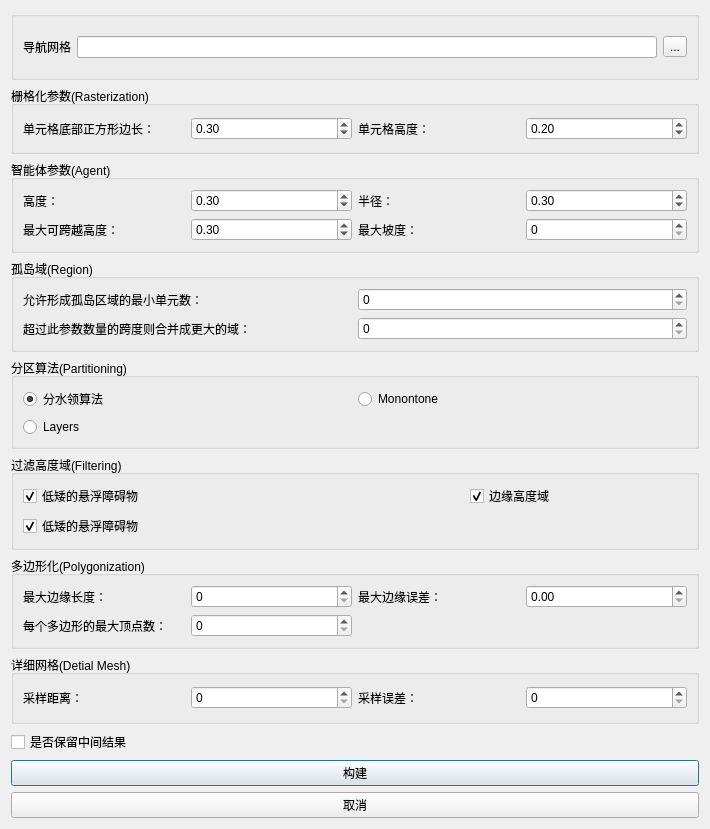
Old version of the form src/Runtime/Widgets/NavMeshParamsDlg.ui in the repository StoneHappy/for_graduation.
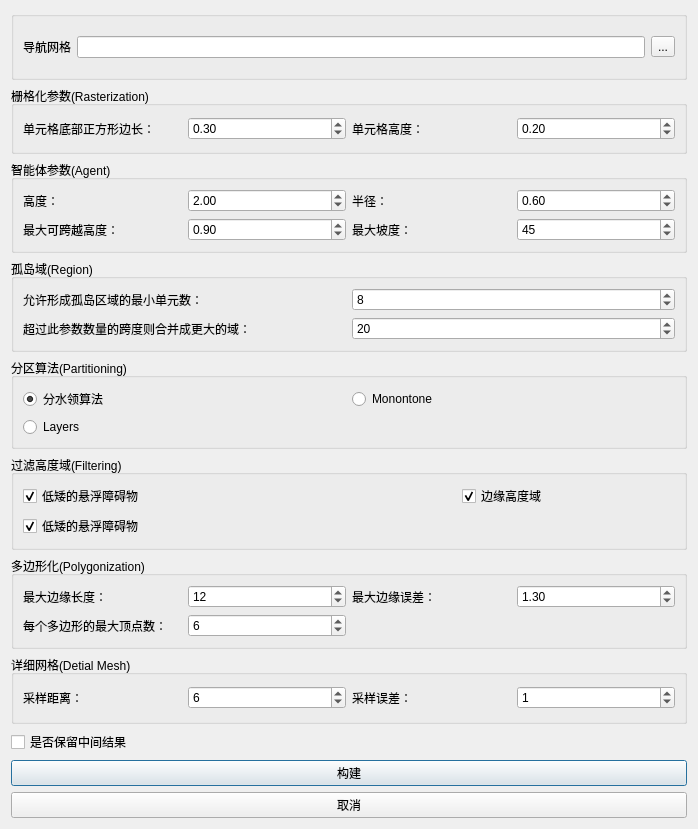
New version of the form.

Commit message: ✨ feat: rcparams ui

Patch:
```diff
--- a/src/Runtime/Widgets/NavMeshParamsDlg.ui
+++ b/src/Runtime/Widgets/NavMeshParamsDlg.ui
@@ -6,7 +6,7 @@
    <rect>
     <x>0</x>
     <y>0</y>
-    <width>710</width>
+    <width>698</width>
     <height>829</height>
    </rect>
   </property>
@@ -111,16 +111,16 @@
       <item row="0" column="3">
        <widget class="QDoubleSpinBox" name="p_agentRadius">
         <property name="minimum">
-         <double>0.100000000000000</double>
+         <double>0.000000000000000</double>
         </property>
         <property name="maximum">
-         <double>1.000000000000000</double>
+         <double>5.000000000000000</double>
         </property>
         <property name="singleStep">
          <double>0.100000000000000</double>
         </property>
         <property name="value">
-         <double>0.300000000000000</double>
+         <double>0.600000000000000</double>
         </property>
        </widget>
       </item>
@@ -137,13 +137,13 @@
          <double>0.100000000000000</double>
         </property>
         <property name="maximum">
-         <double>1.000000000000000</double>
+         <double>5.000000000000000</double>
         </property>
         <property name="singleStep">
          <double>0.100000000000000</double>
         </property>
         <property name="value">
-         <double>0.300000000000000</double>
+         <double>2.000000000000000</double>
         </property>
        </widget>
       </item>
@@ -160,13 +160,13 @@
          <double>0.100000000000000</double>
         </property>
         <property name="maximum">
-         <double>1.000000000000000</double>
+         <double>5.000000000000000</double>
         </property>
         <property name="singleStep">
          <double>0.100000000000000</double>
         </property>
         <property name="value">
-         <double>0.300000000000000</double>
+         <double>0.900000000000000</double>
         </property>
        </widget>
       </item>
@@ -178,7 +178,14 @@
        </widget>
       </item>
       <item row="1" column="3">
-       <widget class="QSpinBox" name="p_agentMaxSlope"/>
+       <widget class="QSpinBox" name="p_agentMaxSlope">
+        <property name="maximum">
+         <number>90</number>
+        </property>
+        <property name="value">
+         <number>45</number>
+        </property>
+       </widget>
       </item>
      </layout>
     </widget>
@@ -204,10 +211,24 @@
        </widget>
       </item>
       <item row="0" column="1">
-       <widget class="QSpinBox" name="p_regionMinSize"/>
+       <widget class="QSpinBox" name="p_regionMinSize">
+        <property name="maximum">
+         <number>150</number>
+        </property>
+        <property name="value">
+         <number>8</number>
+        </property>
+       </widget>
       </item>
       <item row="1" column="1">
-       <widget class="QSpinBox" name="p_regionMergeSize"/>
+       <widget class="QSpinBox" name="p_regionMergeSize">
+        <property name="maximum">
+         <number>150</number>
+        </property>
+        <property name="value">
+         <number>20</number>
+        </property>
+       </widget>
       </item>
      </layout>
     </widget>
@@ -298,7 +319,17 @@
      </property>
      <layout class="QGridLayout" name="gridLayout_8">
       <item row="0" column="3">
-       <widget class="QDoubleSpinBox" name="p_edgeMaxError"/>
+       <widget class="QDoubleSpinBox" name="p_edgeMaxError">
+        <property name="minimum">
+         <double>0.100000000000000</double>
+        </property>
+        <property name="maximum">
+         <double>3.000000000000000</double>
+        </property>
+        <property name="value">
+         <double>1.300000000000000</double>
+        </property>
+       </widget>
       </item>
       <item row="0" column="0">
        <widget class="QLabel" name="label_14">
@@ -308,7 +339,14 @@
        </widget>
       </item>
       <item row="0" column="1">
-       <widget class="QSpinBox" name="p_edgeMaxLen"/>
+       <widget class="QSpinBox" name="p_edgeMaxLen">
+        <property name="maximum">
+         <number>50</number>
+        </property>
+        <property name="value">
+         <number>12</number>
+        </property>
+       </widget>
       </item>
       <item row="0" column="2">
        <widget class="QLabel" name="label_15">
@@ -325,7 +363,17 @@
        </widget>
       </item>
       <item row="1" column="1">
-       <widget class="QSpinBox" name="p_vertsPerPoly"/>
+       <widget class="QSpinBox" name="p_vertsPerPoly">
+        <property name="minimum">
+         <number>3</number>
+        </property>
+        <property name="maximum">
+         <number>12</number>
+        </property>
+        <property name="value">
+         <number>6</number>
+        </property>
+       </widget>
       </item>
      </layout>
     </widget>
@@ -351,10 +399,24 @@
        </widget>
       </item>
       <item row="0" column="1">
-       <widget class="QSpinBox" name="p_detailSampleDist"/>
+       <widget class="QSpinBox" name="p_detailSampleDist">
+        <property name="maximum">
+         <number>16</number>
+        </property>
+        <property name="value">
+         <number>6</number>
+        </property>
+       </widget>
       </item>
       <item row="0" column="3">
-       <widget class="QSpinBox" name="p_detailSampleMaxError"/>
+       <widget class="QSpinBox" name="p_detailSampleMaxError">
+        <property name="maximum">
+         <number>16</number>
+        </property>
+        <property name="value">
+         <number>1</number>
+        </property>
+       </widget>
       </item>
      </layout>
     </widget>
```
The commit also changes 2 other files.
